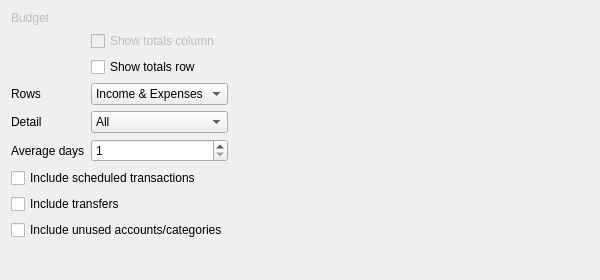
Old version of the form kmymoney/widgets/reporttabrowcolpivot.ui in the repository KDE/kmymoney.
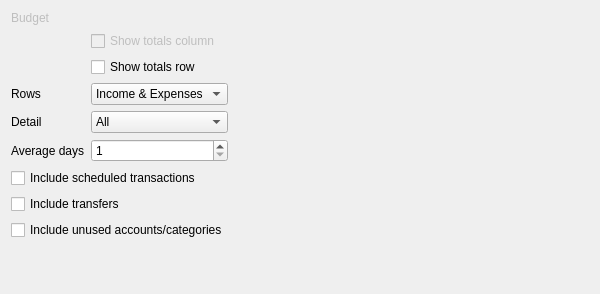
New version of the form. Custom widgets are drawn as their Qt base class.

Commit message: Reorder entry fields in Report Configuration dialog

The edit to the form file:
```diff
--- a/kmymoney/widgets/reporttabrowcolpivot.ui
+++ b/kmymoney/widgets/reporttabrowcolpivot.ui
@@ -7,7 +7,7 @@
     <x>0</x>
     <y>0</y>
     <width>600</width>
-    <height>280</height>
+    <height>294</height>
    </rect>
   </property>
   <property name="windowTitle">
```
Left out of the diff: 10 changed lines with no effect on the pictures. The commit also changes 5 other files.
